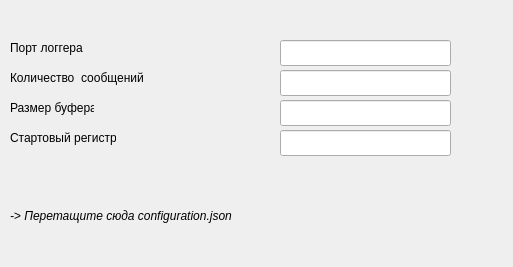
Old version of the form WindowDesign3.ui in the repository BlackBox15/AddLoggerToAr12Config.
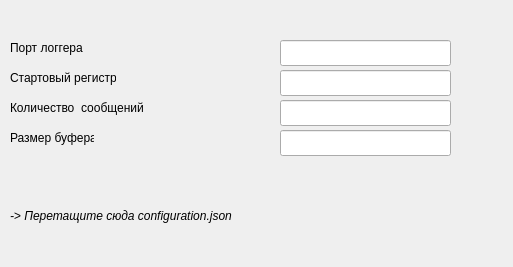
New version of the form.

Commit message: new interface using Save Dialog window

Patch:
```diff
--- a/WindowDesign3.ui
+++ b/WindowDesign3.ui
@@ -41,7 +41,7 @@
    <property name="geometry">
     <rect>
      <x>10</x>
-     <y>130</y>
+     <y>70</y>
      <width>106</width>
      <height>16</height>
     </rect>
@@ -67,7 +67,7 @@
    <property name="geometry">
     <rect>
      <x>10</x>
-     <y>100</y>
+     <y>130</y>
      <width>84</width>
      <height>16</height>
     </rect>
@@ -80,7 +80,7 @@
    <property name="geometry">
     <rect>
      <x>280</x>
-     <y>70</y>
+     <y>100</y>
      <width>171</width>
      <height>26</height>
     </rect>
@@ -93,7 +93,7 @@
    <property name="geometry">
     <rect>
      <x>10</x>
-     <y>70</y>
+     <y>100</y>
      <width>136</width>
      <height>16</height>
     </rect>
@@ -106,7 +106,7 @@
    <property name="geometry">
     <rect>
      <x>280</x>
-     <y>100</y>
+     <y>130</y>
      <width>171</width>
      <height>26</height>
     </rect>
@@ -132,7 +132,7 @@
    <property name="geometry">
     <rect>
      <x>280</x>
-     <y>130</y>
+     <y>70</y>
      <width>171</width>
      <height>26</height>
     </rect>
```
Left out of the diff: 18 changed lines with no effect on the pictures. The commit also changes 2 other files.
